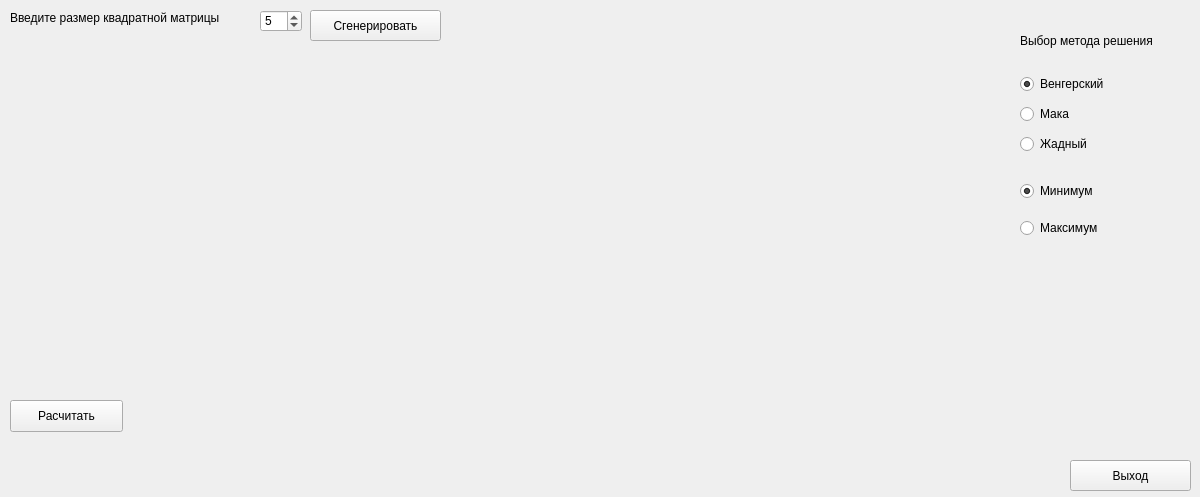
First picture: the form in widget.ui, repository Deudim/beet-calculator, before the edit.
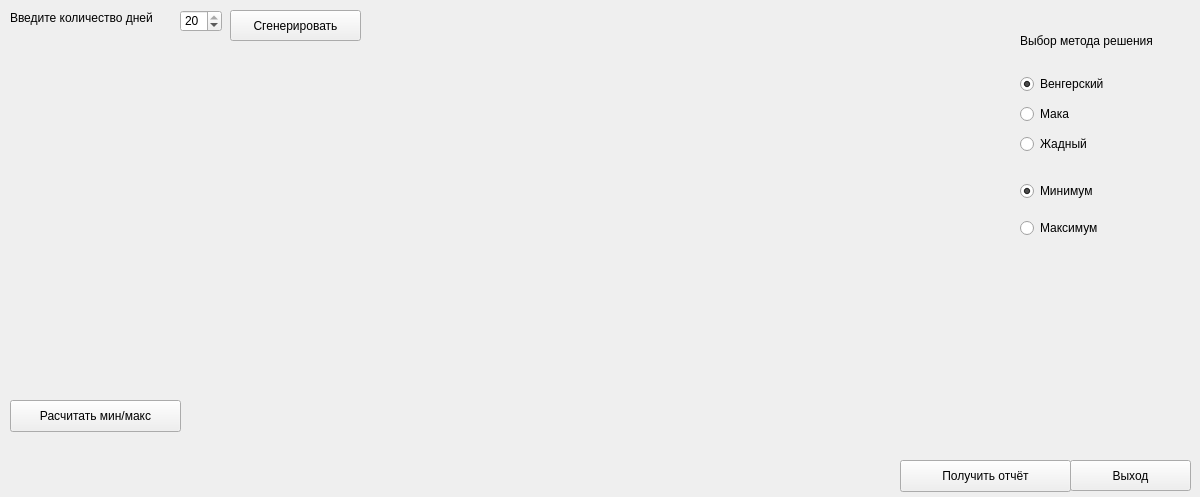
Second picture: the form after the edit.

Commit message: Обновление ui

```diff
--- a/widget.ui
+++ b/widget.ui
@@ -36,18 +36,18 @@
     <rect>
      <x>10</x>
      <y>10</y>
-     <width>251</width>
+     <width>171</width>
      <height>16</height>
     </rect>
    </property>
    <property name="text">
-    <string>Введите размер квадратной матрицы</string>
+    <string>Введите количество дней</string>
    </property>
   </widget>
   <widget class="QSpinBox" name="spinBox_matrics_count">
    <property name="geometry">
     <rect>
-     <x>260</x>
+     <x>180</x>
      <y>10</y>
      <width>42</width>
      <height>22</height>
@@ -60,7 +60,7 @@
     <number>20</number>
    </property>
    <property name="value">
-    <number>5</number>
+    <number>20</number>
    </property>
   </widget>
   <widget class="QWidget" name="widget" native="true">
@@ -135,26 +135,29 @@
     <rect>
      <x>10</x>
      <y>400</y>
-     <width>113</width>
+     <width>171</width>
      <height>32</height>
     </rect>
    </property>
    <property name="text">
-    <string>Расчитать</string>
+    <string>Расчитать мин/макс</string>
    </property>
   </widget>
   <widget class="QLabel" name="l_res">
    <property name="geometry">
     <rect>
-     <x>10</x>
-     <y>440</y>
-     <width>331</width>
+     <x>180</x>
+     <y>410</y>
+     <width>821</width>
      <height>41</height>
     </rect>
    </property>
    <property name="text">
     <string/>
    </property>
+   <property name="alignment">
+    <set>Qt::AlignLeading|Qt::AlignLeft|Qt::AlignTop</set>
+   </property>
   </widget>
   <widget class="QWidget" name="verticalLayoutWidget_2">
    <property name="geometry">
@@ -208,7 +211,7 @@
   <widget class="QPushButton" name="pb_gen">
    <property name="geometry">
     <rect>
-     <x>310</x>
+     <x>230</x>
      <y>10</y>
      <width>131</width>
      <height>31</height>
@@ -218,6 +221,19 @@
     <string>Сгенерировать</string>
    </property>
   </widget>
+  <widget class="QPushButton" name="get_otch">
+   <property name="geometry">
+    <rect>
+     <x>900</x>
+     <y>460</y>
+     <width>171</width>
+     <height>32</height>
+    </rect>
+   </property>
+   <property name="text">
+    <string>Получить отчёт</string>
+   </property>
+  </widget>
  </widget>
  <resources/>
  <connections/>
```
The commit also changes 1 other file.
